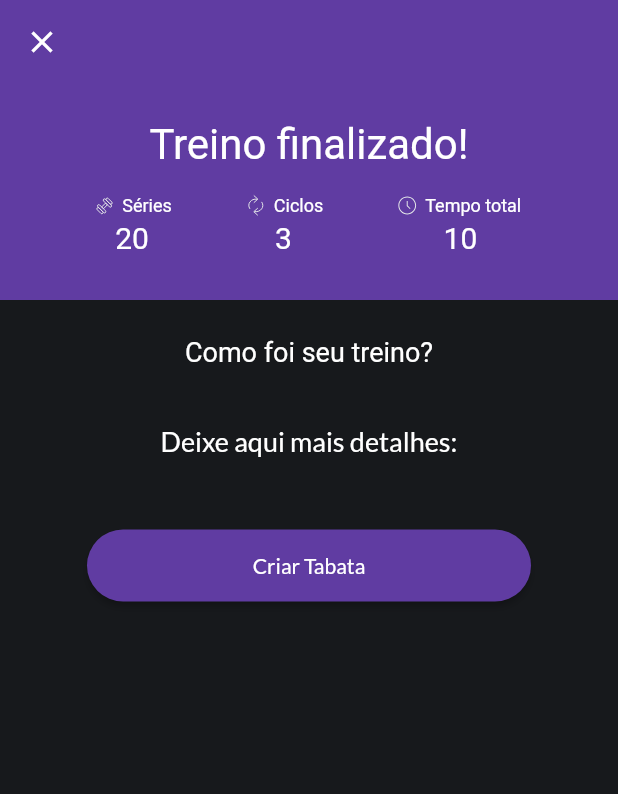
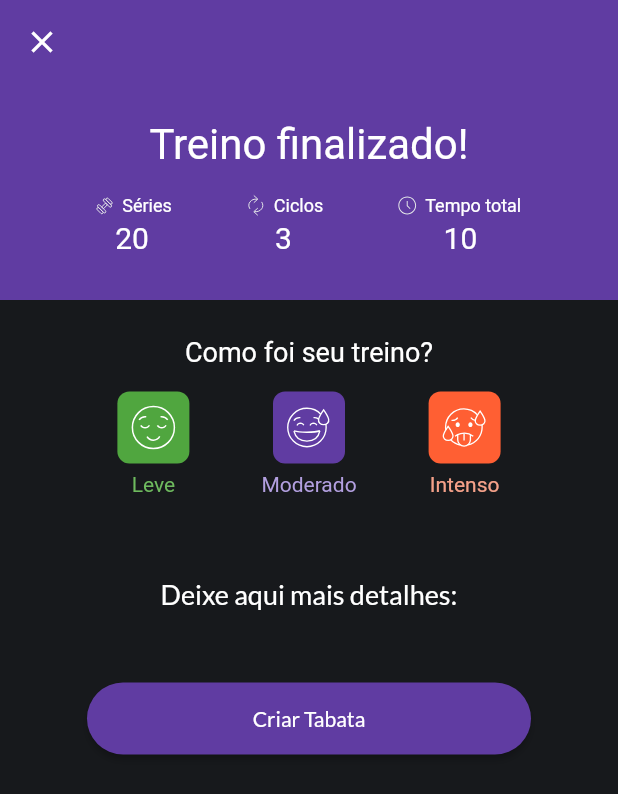
Before and after one commit to abnerescocio/flutter_app_hackaton, a Flutter app: the FinishedTrainingScreen screen opened by its route, on a phone screen of 412 x 824 dp. Shown: the top 794 px of the screen. Run offline on Flutter 3.47's test engine with Material 2 defaults, Android fonts, the phone set to English and light mode, and no system bars; our stand-ins replace bloc, cloud_firestore, firebase_core, flutter_bloc, flutter_svg, flutter_svg_provider and 2 more; accounts and stored records are empty; generated files the repository leaves out were written again; Roboto replaces fonts that are missing (Lato-Black).

Commit message:
Cards da intensidade do treino

```diff
--- /dev/null
+++ b/lib/src/components/training_intensity.dart
@@ -0,0 +1,55 @@
+import 'package:flutter/cupertino.dart';
+import 'package:flutter_app_hackaton/src/themes/custom_colors.dart';
+import 'package:flutter_svg/svg.dart';
+
+class TrainingIntensity extends StatelessWidget {
+  const TrainingIntensity({
+    Key? key,
+    required this.label,
+    required this.iconName,
+    required this.callback,
+    required this.selected,
+    required this.bgColor,
+    required this.textColor,
+  }) : super(key: key);
+
+  final String label;
+  final String iconName;
+  final Function() callback;
+  final bool selected;
+  final Color bgColor;
+  final Color textColor;
+
+  @override
+  Widget build(BuildContext context) {
+    return GestureDetector(
+        onTap: callback,
+        child: Column(
+          children: [
+            const SizedBox(height: 16),
+            Container(
+              padding: const EdgeInsets.all(8),
+              height: 48,
+              width: 48,
+              decoration: BoxDecoration(
+                color: selected ? bgColor : CustomColors.neutralColor90,
+                borderRadius: BorderRadius.circular(8),
+              ),
+              child: SvgPicture.asset(
+                selected
+                    ? "assets/images/icons/$iconName.svg"
+                    : "assets/images/icons/$iconName-disabled.svg",
+              ),
+            ),
+            const SizedBox(height: 6),
+            Text(
+              label,
+              style: TextStyle(
+                color: selected ? textColor : CustomColors.neutralColor40,
+              ),
+            ),
+            const SizedBox(height: 16),
+          ],
+        ));
+  }
+}
--- a/lib/src/finished_training/finished_training.dart
+++ b/lib/src/finished_training/finished_training.dart
@@ -1,5 +1,6 @@
 import 'package:flutter/cupertino.dart';
 import 'package:flutter/material.dart';
+import 'package:flutter_app_hackaton/src/components/training_intensity.dart';
 import 'package:flutter_svg/svg.dart';
 
 import '../commons/vertical_list_widget.dart';
@@ -33,7 +34,7 @@ class _FinishedTrainingScreenState extends State<FinishedTrainingScreen> {
             child: const Icon(Icons.close),
           ),
           flexibleSpace: Column(
-            children:  [
+            children: [
               SizedBox(
                 height: 80,
               ),
@@ -92,6 +93,41 @@ class _FinishedTrainingScreenState extends State<FinishedTrainingScreen> {
               color: CustomColors.neutralColor20,
             ),
           ),
+          Row(
+            children: [
+              const Spacer(),
+              TrainingIntensity(
+                label: "Leve",
+                iconName: "leve",
+                callback: () {},
+                selected: true,
+                bgColor: CustomColors.greenDark,
+                textColor: CustomColors.green,
+              ),
+              const SizedBox(
+                width: 48,
+              ),
+              TrainingIntensity(
+                  label: "Moderado",
+                  iconName: "moderado",
+                  callback: () {},
+                  selected: true,
+                  bgColor: CustomColors.primaryPurpleDark,
+                  textColor: CustomColors.primaryPurple),
+              const SizedBox(
+                width: 48,
+              ),
+              TrainingIntensity(
+                label: "Intenso",
+                iconName: "intenso",
+                callback: () {},
+                selected: true,
+                bgColor: CustomColors.redDark,
+                textColor: CustomColors.red,
+              ),
+              const Spacer(),
+            ],
+          ),
           const SizedBox(
             height: 8,
           ),
--- a/lib/src/themes/custom_colors.dart
+++ b/lib/src/themes/custom_colors.dart
@@ -13,6 +13,7 @@ class CustomColors {
   static const Color primaryPurple = Color.fromARGB(255, 178, 159, 223);
   static const Color primaryPurpleDark = Color.fromARGB(255, 96, 60, 162);
   static const Color green = Color.fromARGB(255, 110, 186, 94);
-  static const Color red = Color.fromARGB(255, 95, 51, 1);
-  static const Color errorRed = Color.fromARGB(255, 245, 161, 137);
+  static const Color greenDark = Color.fromARGB(255, 80, 166, 63);
+  static const Color red = Color.fromARGB(255, 245, 161, 137);
+  static const Color redDark = Color.fromARGB(255, 255, 95, 51);
 }
```
